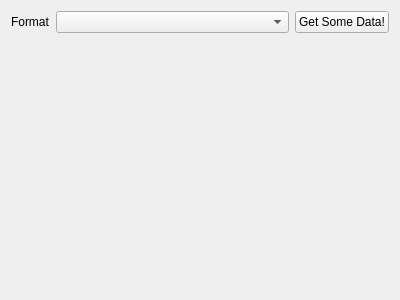
The window that src/prodbg/RegisterView/registerview.ui (emoon/ProDBG) describes before a commit, drawn with Qt 5.
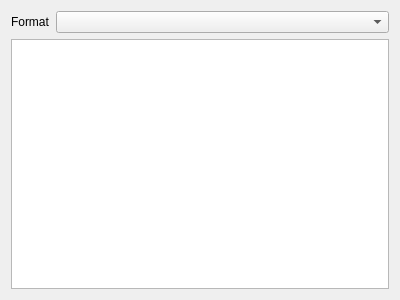
The same window after the commit.

Commit message: Support for basic register view

Diff of the .ui file:
```diff
--- a/src/prodbg/RegisterView/registerview.ui
+++ b/src/prodbg/RegisterView/registerview.ui
@@ -39,27 +39,23 @@
        </property>
       </widget>
      </item>
-     <item>
-      <widget class="QPushButton" name="pushButton">
-       <property name="text">
-        <string>Get Some Data!</string>
-       </property>
-      </widget>
-     </item>
     </layout>
    </item>
    <item>
-    <spacer name="verticalSpacer">
-     <property name="orientation">
-      <enum>Qt::Vertical</enum>
+    <widget class="QTableWidget" name="m_registers">
+     <property name="font">
+      <font>
+       <family>Courier New</family>
+       <pointsize>11</pointsize>
+      </font>
      </property>
-     <property name="sizeHint" stdset="0">
-      <size>
-       <width>20</width>
-       <height>40</height>
-      </size>
+     <property name="showGrid">
+      <bool>false</bool>
      </property>
-    </spacer>
+     <attribute name="verticalHeaderVisible">
+      <bool>false</bool>
+     </attribute>
+    </widget>
    </item>
   </layout>
  </widget>
```
The commit also changes 4 other files.
